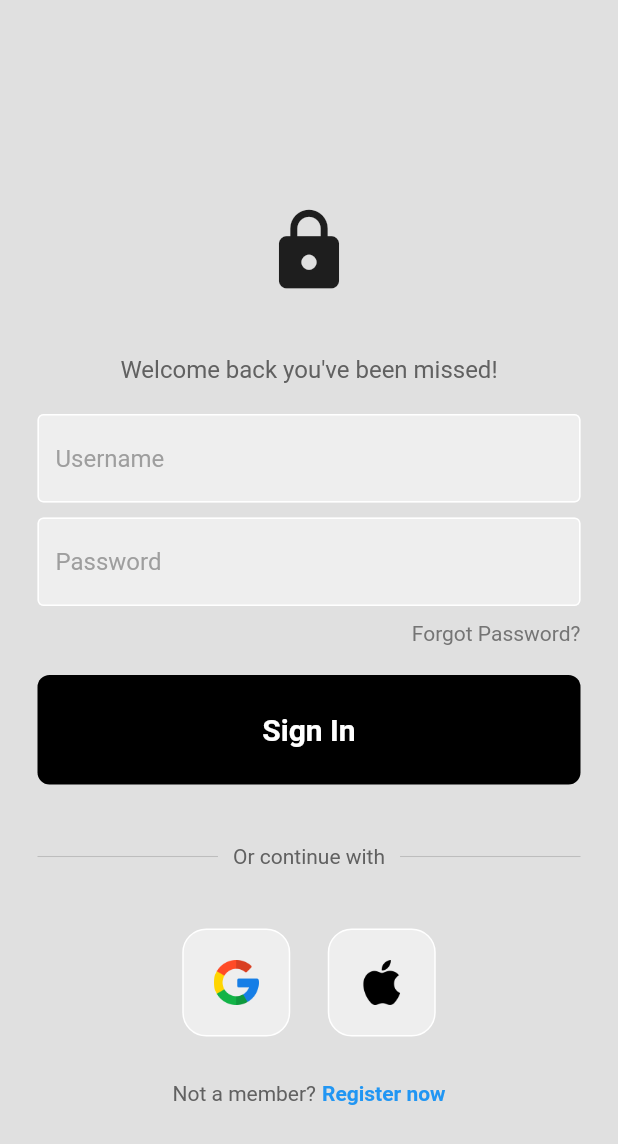
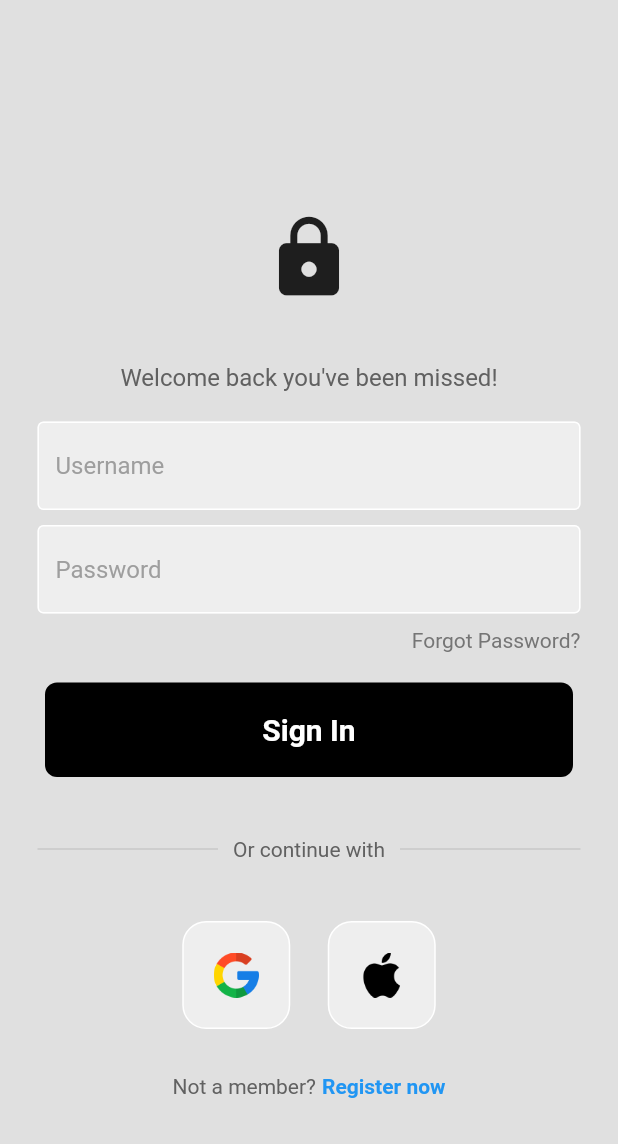
Before and after one commit to razzaq-99/E-commerce-App, a Flutter app: the screen it shows after launch, after a tap on "Sign In", on a phone screen of 412 x 824 dp. Shown: the top 1144 px of the screen. Run offline on Flutter 3.47's test engine with Material 2 defaults, Android fonts, the phone set to English and light mode, and no system bars; missing offline and left inert: dart:js; statements that could not run were skipped.

Commit message:
updated login page and added some changes

```diff
--- a/lib/components/button2.dart
+++ b/lib/components/button2.dart
@@ -1,22 +1,23 @@
+import 'package:ecommerce_flutter/pages/intro_page.dart';
 import 'package:flutter/material.dart';
 
 class MyButton extends StatelessWidget {
   final Function()? onTap;
-
+        // final Object onTap;
   const MyButton({super.key, required this.onTap});
 
   @override
   Widget build(BuildContext context) {
-    return GestureDetector(
+    return InkWell(
       onTap: onTap,
       child: Container(
-        padding: const EdgeInsets.all(25),
-        margin: const EdgeInsets.symmetric(horizontal: 25),
+        padding: const EdgeInsets.all(20),
+        margin: const EdgeInsets.symmetric(horizontal: 30),
         decoration: BoxDecoration(
           color: Colors.black,
           borderRadius: BorderRadius.circular(8),
         ),
-        child: const Center(
+        child:  const Center(
           child: Text(
             "Sign In",
             style: TextStyle(
--- a/lib/main.dart
+++ b/lib/main.dart
@@ -41,12 +41,12 @@ class MyApp extends StatelessWidget {
       // home: const IntroPage(),
         home:  LoginPage(),
       theme: LightMode,
-      // routes: {
-      //   '/intro_page': (context) => const IntroPage(),
-      //   'shop_page': (context) => const ShopPage(),
-      //   'cart_page': (context) => const CartPage(),
-      //   'help_page' : (context) => const HelpPage()
-      // },
+      routes: {
+        '/intro_page': (context) => const IntroPage(),
+        'shop_page': (context) => const ShopPage(),
+        'cart_page': (context) => const CartPage(),
+        'help_page' : (context) => const HelpPage()
+      },
     );
   }
 }
--- a/lib/pages/login_page.dart
+++ b/lib/pages/login_page.dart
@@ -1,6 +1,9 @@
+import 'dart:js';
+
 import 'package:ecommerce_flutter/components/button2.dart';
 import 'package:ecommerce_flutter/components/my_textfield.dart';
 import 'package:ecommerce_flutter/components/square_tile.dart';
+import 'package:ecommerce_flutter/pages/intro_page.dart';
 import 'package:flutter/material.dart';
 
 class LoginPage extends StatelessWidget {
@@ -11,8 +14,9 @@ class LoginPage extends StatelessWidget {
   final passwordController = TextEditingController();
 
   // sign user in method
-  void signUserIn() {}
-
+  void signUserIn() {
+    Navigator.pushNamed(context as BuildContext, MaterialPageRoute(builder: (context)=> IntroPage()) as String);
+  }
   @override
   Widget build(BuildContext context) {
     return Scaffold(
@@ -44,7 +48,7 @@ class LoginPage extends StatelessWidget {
               const SizedBox(height: 20),
 
               // username textfield
-              MyTextField(
+               MyTextField(
                 controller: usernameController,
                 hintText: 'Username',
                 obscureText: false,
@@ -53,7 +57,7 @@ class LoginPage extends StatelessWidget {
               const SizedBox(height: 10),
 
               // password textfield
-              MyTextField(
+               MyTextField(
                 controller: passwordController,
                 hintText: 'Password',
                 obscureText: true,
@@ -78,10 +82,10 @@ class LoginPage extends StatelessWidget {
               const SizedBox(height: 20),
 
               // sign in button
-              MyButton(
-                onTap: signUserIn,
-              ),
-
+              // MyButton(
+                // onTap: Navigator.push(context, MaterialPageRoute(builder: (BuildContext context) => IntroPage()))
+              // ),
+              MyButton(onTap: signUserIn),
               const SizedBox(height: 40),
 
               // or continue with
@@ -152,6 +156,8 @@ class LoginPage extends StatelessWidget {
           ),
         ),
       ),
+
+
     );
   }
 }
```
